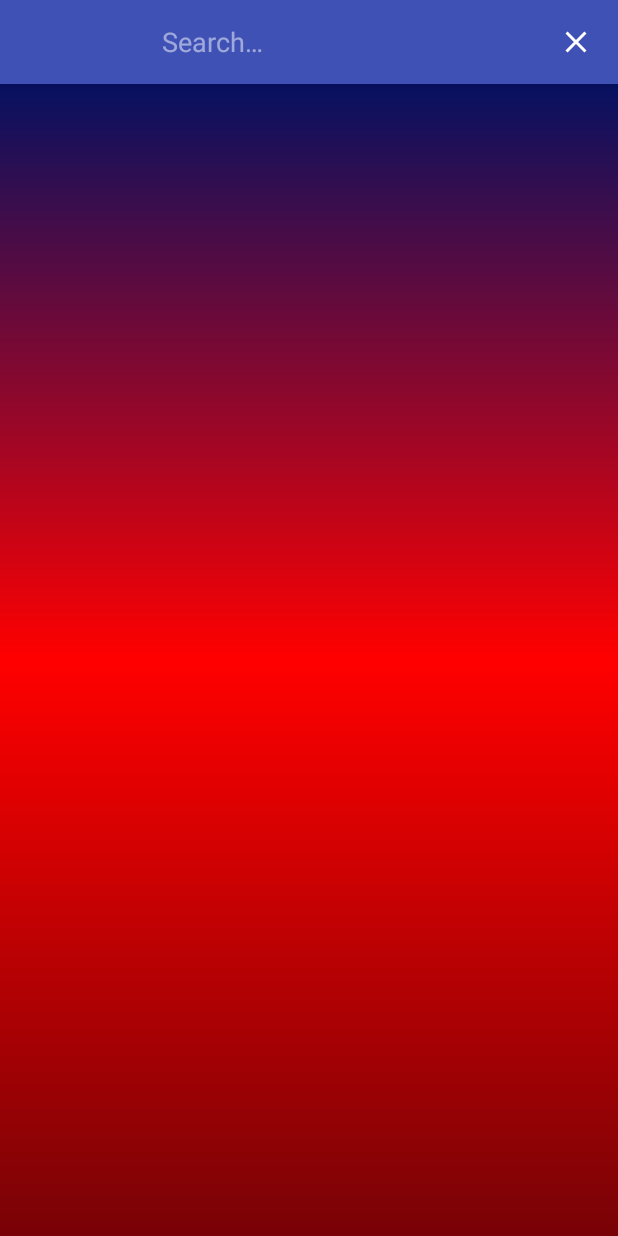
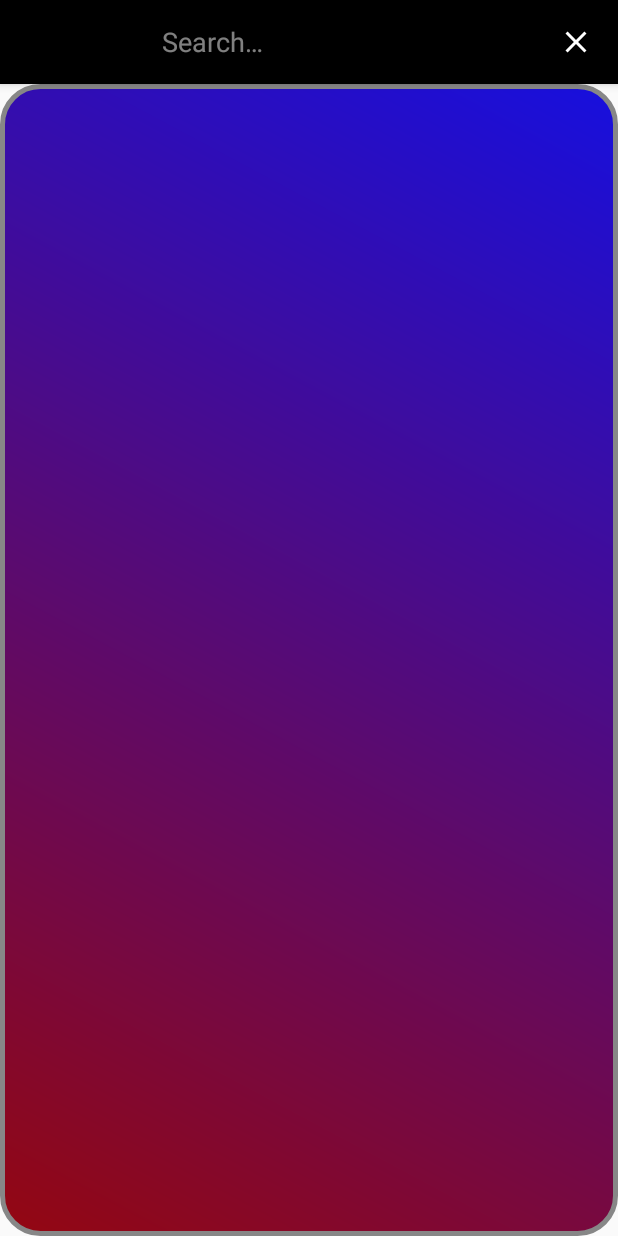
Before and after one commit to varsharamki/web_image_search, an Android app: the screen it shows after launch (WebImageSearchActivity), on a phone screen of 412 x 824 dp. Run offline under Robolectric (Android 15) with nearby library versions, the phone set to English and light mode, and no system bars; our stand-ins replace ButterKnife.

Commit message:
more refinesments

```diff
--- a/app/src/main/java/smule/web/search/image/view/activities/WebImageSearchActivity.java
+++ b/app/src/main/java/smule/web/search/image/view/activities/WebImageSearchActivity.java
@@ -160,7 +160,8 @@ isLoading=true;
             } catch (Exception e) {
 
             }finally{
-
+webImageSearchResults=null;
+                webImageSearchResponse=null;
             }
         }else{
 
--- a/app/src/main/res/drawable/action_bar_bgnd.xml
+++ b/app/src/main/res/drawable/action_bar_bgnd.xml
@@ -1,14 +1,26 @@
 <?xml version="1.0" encoding="UTF-8"?>
-<shape xmlns:android="http://schemas.android.com/apk/res/android"
-    android:shape="rectangle" >
-
+<shape xmlns:android="http://schemas.android.com/apk/res/android" android:shape="rectangle" >
+    <corners
+        android:radius="25dp"
+        />
     <gradient
-      android:angle="90"
-        android:centerColor="#ff0000"
-        android:endColor="#061161"
-        android:startColor="#780206"
-        android:type="linear" />
-
-    <corners
-        android:radius="0dp"/>
+        android:angle="45"
+        android:startColor="#940711"
+        android:endColor="#170FDE"
+        android:type="linear"
+        />
+    <padding
+        android:left="0dp"
+        android:top="0dp"
+        android:right="0dp"
+        android:bottom="0dp"
+        />
+    <size
+        android:width="270dp"
+        android:height="60dp"
+        />
+    <stroke
+        android:width="3dp"
+        android:color="#878787"
+        />
 </shape>
--- a/app/src/main/res/values/colors.xml
+++ b/app/src/main/res/values/colors.xml
@@ -1,6 +1,7 @@
 <?xml version="1.0" encoding="utf-8"?>
 <resources>
-    <color name="colorPrimary">#3F51B5</color>
-    <color name="colorPrimaryDark">#303F9F</color>
+    <color name="colorPrimary">#000000</color>
+    <color name="colorPrimaryDark">#000000</color>
     <color name="colorAccent">#FF4081</color>
+
 </resources>
```
Also changed, not shown: app/src/main/java/smule/web/search/image/view/WebImageSearchAdapter.java (+28 -6 lines).
